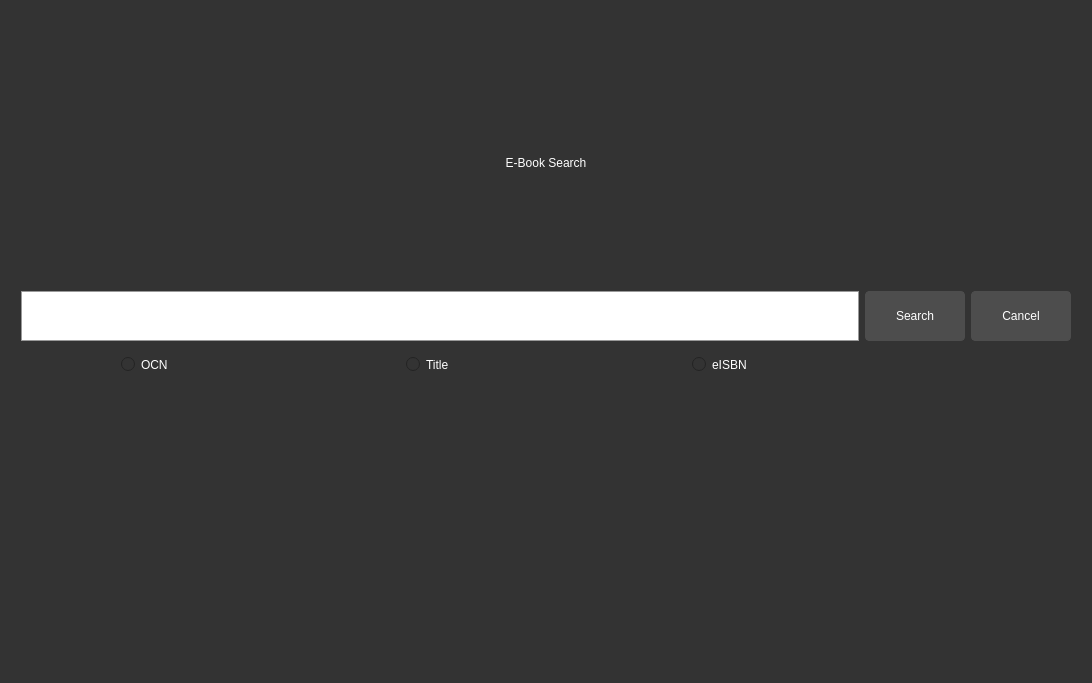
The window that source/features/ui/SearchPageModified.ui (Teky500/Ebook-PR-Application) describes before a commit, drawn with Qt 5.
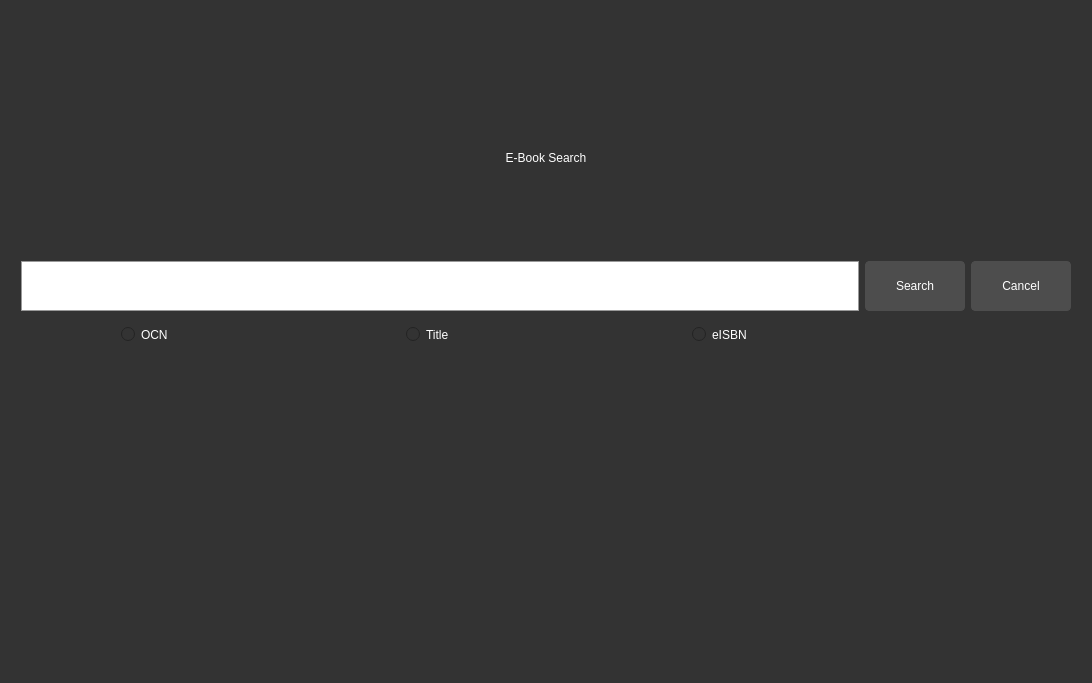
The same window after the commit.

Diff of the .ui file:
```diff
--- a/source/features/ui/SearchPageModified.ui
+++ b/source/features/ui/SearchPageModified.ui
@@ -113,7 +113,7 @@
      <item>
       <layout class="QHBoxLayout" name="horizontalLayout">
        <property name="topMargin">
-        <number>30</number>
+        <number>50</number>
        </property>
        <item>
         <widget class="QLabel" name="label">
@@ -225,7 +225,7 @@
         <number>100</number>
        </property>
        <property name="bottomMargin">
-        <number>300</number>
+        <number>330</number>
        </property>
        <item>
         <widget class="QRadioButton" name="radio_button_1">
```
Left out of the diff: 2 changed lines with no effect on the pictures.
